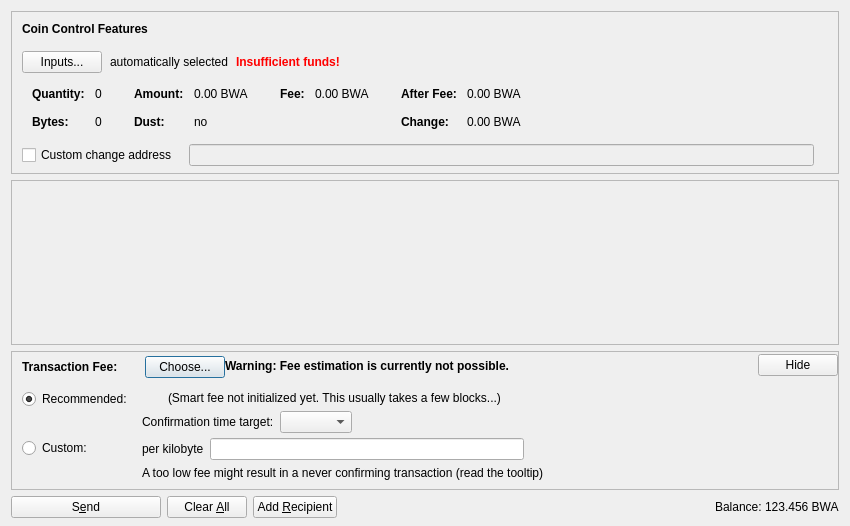
Old version of the form src/qt/forms/sendcoinsdialog.ui in the repository jcooper036/garrycoin.
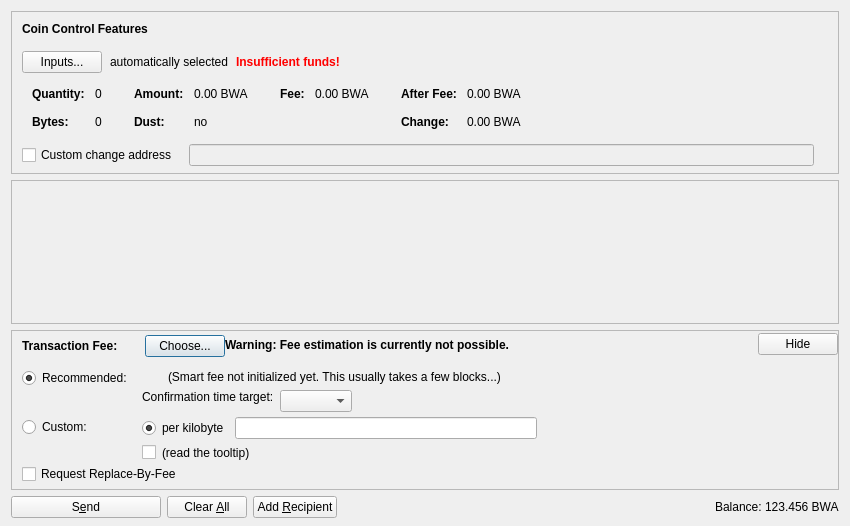
New version of the form. Icons and pictures are not drawn. Custom widgets are drawn as their Qt base class.

Patch:
```diff
--- a/src/qt/forms/sendcoinsdialog.ui
+++ b/src/qt/forms/sendcoinsdialog.ui
@@ -846,7 +846,7 @@
                <item>
                 <layout class="QHBoxLayout" name="horizontalLayoutFee13">
                  <item>
-                  <widget class="QLabel" name="labelCustomPerKilobyte">
+                  <widget class="QRadioButton" name="radioCustomPerKilobyte">
                    <property name="toolTip">
                     <string>Specify a custom fee per kB (1,000 bytes) of the transaction's virtual size.
 
@@ -855,6 +855,12 @@
                    <property name="text">
                     <string>per kilobyte</string>
                    </property>
+                   <property name="checked">
+                    <bool>true</bool>
+                   </property>
+                   <attribute name="buttonGroup">
+                    <string notr="true">groupCustomFee</string>
+                   </attribute>
                   </widget>
                  </item>
                  <item>
@@ -878,7 +884,17 @@
                <item>
                 <layout class="QHBoxLayout" name="horizontalLayoutFee8">
                  <item>
-                  <widget class="QLabel" name="labelCustomFeeWarning">
+                  <widget class="QCheckBox" name="checkBoxMinimumFee">
+                   <property name="toolTip">
+                    <string>Paying only the minimum fee is just fine as long as there is less transaction volume than space in the blocks. But be aware that this can end up in a never confirming transaction once there is more demand for garrycoin transactions than the network can process.</string>
+                   </property>
+                   <property name="text">
+                    <string/>
+                   </property>
+                  </widget>
+                 </item>
+                 <item>
+                  <widget class="QLabel" name="labelMinFeeWarning">
                    <property name="enabled">
                     <bool>true</bool>
                    </property>
@@ -886,7 +902,10 @@
                     <string>When there is less transaction volume than space in the blocks, miners as well as relaying nodes may enforce a minimum fee. Paying only this minimum fee is just fine, but be aware that this can result in a never confirming transaction once there is more demand for garrycoin transactions than the network can process.</string>
                    </property>
                    <property name="text">
-                    <string>A too low fee might result in a never confirming transaction (read the tooltip)</string>
+                    <string>(read the tooltip)</string>
+                   </property>
+                   <property name="margin">
+                    <number>5</number>
                    </property>
                   </widget>
                  </item>
@@ -979,6 +998,9 @@
                    <property name="text">
                     <string/>
                    </property>
+                   <property name="margin">
+                    <number>2</number>
+                   </property>
                   </widget>
                  </item>
                  <item>
@@ -993,6 +1015,9 @@
                    <property name="text">
                     <string>(Smart fee not initialized yet. This usually takes a few blocks...)</string>
                    </property>
+                   <property name="margin">
+                    <number>2</number>
+                   </property>
                   </widget>
                  </item>
                  <item>
@@ -1019,8 +1044,24 @@
                      <property name="text">
                       <string>Confirmation time target:</string>
                      </property>
+                     <property name="margin">
+                      <number>2</number>
+                     </property>
                     </widget>
                    </item>
+                   <item>
+                    <spacer name="verticalSpacer_3">
+                     <property name="orientation">
+                      <enum>Qt::Vertical</enum>
+                     </property>
+                     <property name="sizeHint" stdset="0">
+                      <size>
+                       <width>1</width>
+                       <height>1</height>
+                      </size>
+                     </property>
+                    </spacer>
+                   </item>
                   </layout>
                  </item>
                  <item>
@@ -1072,6 +1113,16 @@
              </item>
             </layout>
            </item>
+           <item>
+            <widget class="QCheckBox" name="optInRBF">
+             <property name="text">
+              <string>Request Replace-By-Fee</string>
+             </property>
+             <property name="toolTip">
+              <string>Indicates that the sender may wish to replace this transaction with a new one paying higher fees (prior to being confirmed).</string>
+             </property>
+            </widget>
+           </item>
           </layout>
          </widget>
         </item>
```
Left out of the diff: 11 changed lines with no effect on the pictures.
